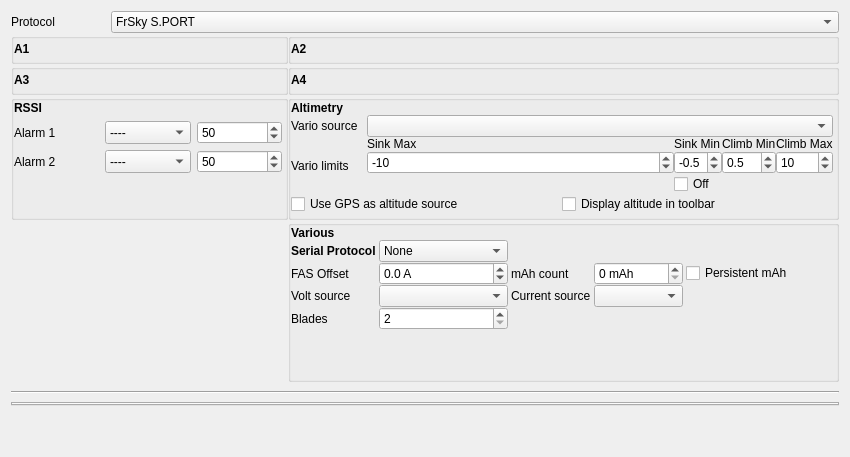
The window that companion/src/modeledit/telemetry.ui (opentx/opentx) describes before a commit, drawn with Qt 5.
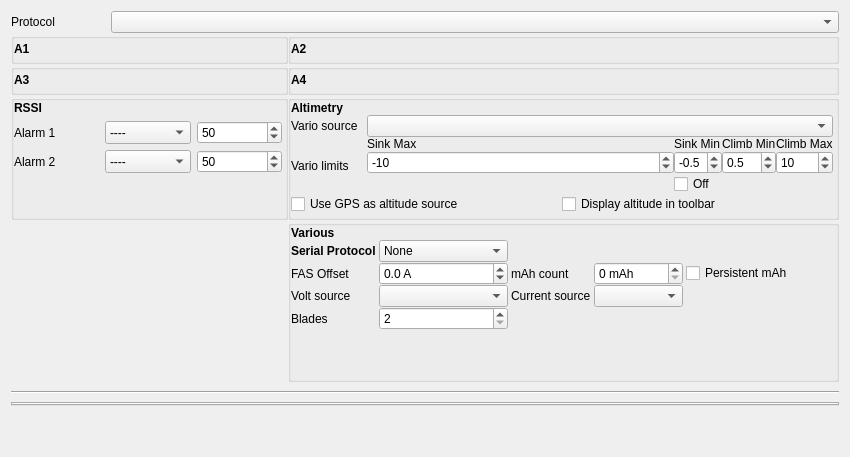
The same window after the commit. Custom widgets are drawn as their Qt base class.

The edit to the form file:
```diff
--- a/companion/src/modeledit/telemetry.ui
+++ b/companion/src/modeledit/telemetry.ui
@@ -46,16 +46,6 @@
          <verstretch>0</verstretch>
         </sizepolicy>
        </property>
-       <item>
-        <property name="text">
-         <string>FrSky S.PORT</string>
-        </property>
-       </item>
-       <item>
-        <property name="text">
-         <string>FrSky D</string>
-        </property>
-       </item>
       </widget>
      </item>
     </layout>
```
